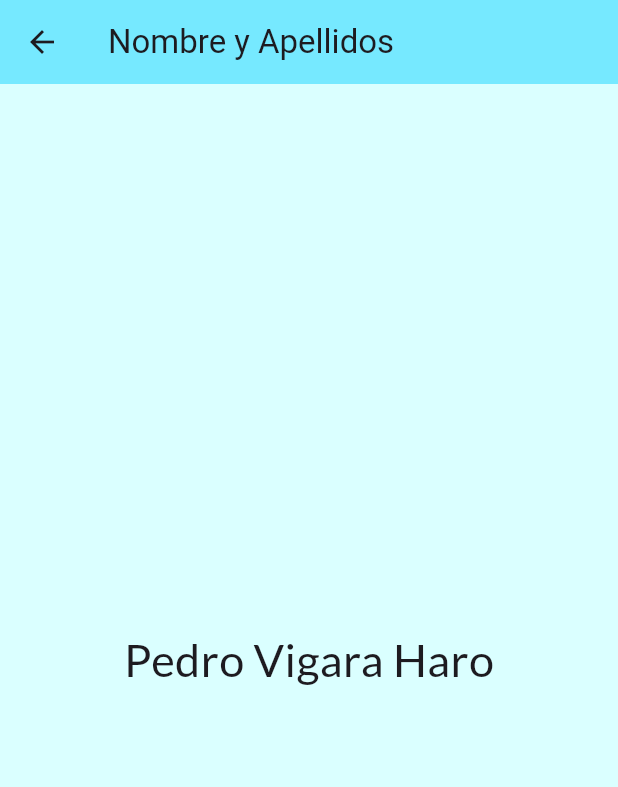
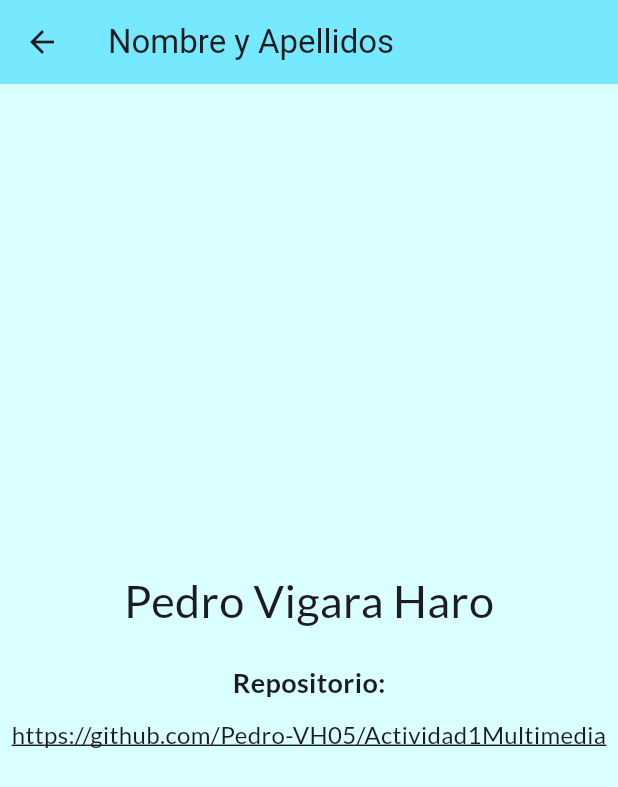
Before and after one commit to Pedro-VH05/ActividadesMultimedia, a Flutter app: the screen it shows after launch, in the side drawer, after a tap on "Nombre y Apellidos", on a phone screen of 412 x 824 dp. Shown: the top 787 px of the screen. Run offline on Flutter 3.47's test engine with Material 3 defaults, Android fonts, the phone set to English and light mode, and no system bars; our stand-ins replace google_fonts.

Commit message:
Version Final ahora si que si

```diff
--- a/lib/Screens/NombrePantalla.dart
+++ b/lib/Screens/NombrePantalla.dart
@@ -11,9 +11,28 @@ class NombrePantalla extends StatelessWidget {
       ),
       backgroundColor: Color(0xFFdaffff),
       body: Center(
-        child: Text(
-          'Pedro Vigara Haro',
-          style: GoogleFonts.lato(fontSize: 30),
+        child: Column(
+          mainAxisAlignment: MainAxisAlignment.center,
+          children: [
+            Text(
+              'Pedro Vigara Haro',
+              style: GoogleFonts.lato(fontSize: 30),
+            ),
+            SizedBox(height: 20),
+            Text(
+              'Repositorio:',
+              style: GoogleFonts.lato(fontSize: 18, fontWeight: FontWeight.bold),
+            ),
+            SizedBox(height: 10),
+            Text(
+              'https://github.com/Pedro-VH05/Actividad1Multimedia',
+              style: GoogleFonts.lato(
+                fontSize: 16,
+                decoration: TextDecoration.underline,
+              ),
+              textAlign: TextAlign.center,
+            ),
+          ],
         ),
       ),
     );
--- a/lib/main.dart
+++ b/lib/main.dart
@@ -44,7 +44,7 @@ class MyHomePage extends StatelessWidget {
                   style: TextStyle(
                     color: Colors.black,
                     fontSize: 24,
-                  height: 1,
+                    height: 10,
                   ),
                 ),
               ),
@@ -55,16 +55,6 @@ class MyHomePage extends StatelessWidget {
                   Navigator.push(
                     context,
                     MaterialPageRoute(builder: (context) => NombrePantalla()),
-                );
-              },
-            ),
-            ListTile(
-              leading: const Icon(Icons.link),
-              title: const Text('Repositorio'),
-              onTap: () {
-                Navigator.push(
-                  context,
-                  MaterialPageRoute(builder: (context) => RepoPantalla()),
                   );
                 },
               ),
```
Also changed, not shown: lib/Screens/RepoPantalla.dart (deleted, +0 -21 lines). Lines whose indentation alone changed are shown as unchanged.
